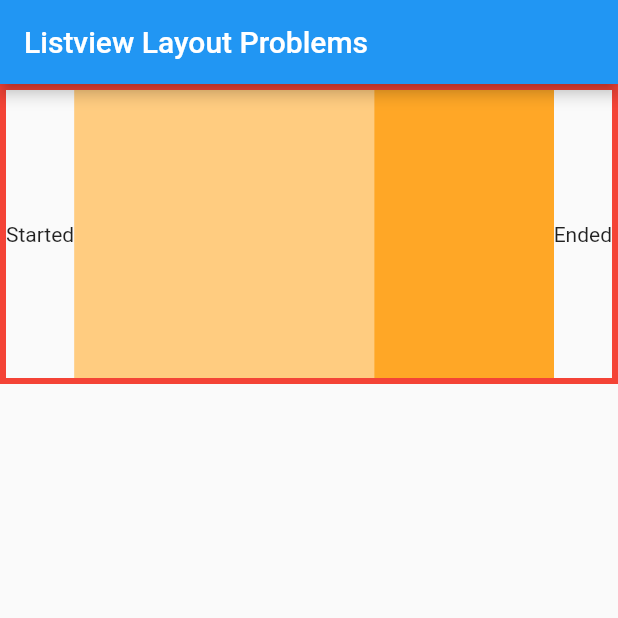
After one commit to KilicEness/Sifirdan-Flutter-ile-Android-Ios-Apps-Development, a Flutter app: the screen it shows after launch, on a phone screen of 412 x 824 dp, the top half of it. The commit adds this screen. Run offline on Flutter 3.47's test engine with Material 2 defaults, Android fonts, the phone set to English and light mode, and no system bars; our stand-ins replace flutter_easyloading.

Commit message:
list layout

```diff
--- /dev/null
+++ b/flutter_apps/flutter_scrools_up/lib/listview_layout_problems.dart
@@ -0,0 +1,72 @@
+import 'package:flutter/material.dart';
+
+class ListViewLayoutProblems extends StatelessWidget {
+  const ListViewLayoutProblems({super.key});
+
+  @override
+  Widget build(BuildContext context) {
+    return Scaffold(
+      appBar: AppBar(
+        title: Text('Listview Layout Problems'),
+      ),
+      body: Container(
+        height: 200,
+        child: Row(
+          children: [
+            Text('Started'),
+            Expanded(
+              child: ListView(
+                scrollDirection: Axis.horizontal,
+                children: [
+                  Container(
+                    width: 200,
+                    color: Colors.orange.shade200,
+                  ),
+                  Container(
+                    width: 200,
+                    color: Colors.orange.shade400,
+                  ),
+                  Container(
+                    width: 200,
+                    color: Colors.orange.shade200,
+                  ),
+                  Container(
+                    width: 200,
+                    color: Colors.orange.shade400,
+                  ),
+                ],
+              ),
+            ),
+            Text('Ended'),
+          ],
+        ),
+        decoration:
+            BoxDecoration(border: Border.all(width: 4, color: Colors.red)),
+      ),
+    );
+  }
+
+  Column listIntoColumn() {
+    return Column(
+      children: [
+        Text('Started'),
+        Expanded(
+          child: ListView(
+            shrinkWrap: true,
+            children: [
+              Container(
+                height: 200,
+                color: Colors.orange.shade200,
+              ),
+              Container(
+                height: 200,
+                color: Colors.orange.shade400,
+              ),
+            ],
+          ),
+        ),
+        Text('Ended'),
+      ],
+    );
+  }
+}
--- a/flutter_apps/flutter_scrools_up/lib/main.dart
+++ b/flutter_apps/flutter_scrools_up/lib/main.dart
@@ -1,6 +1,6 @@
 import 'package:flutter/material.dart';
 import 'package:flutter_easyloading/flutter_easyloading.dart';
-import 'package:flutter_scrools_up/listview_usage.dart';
+import 'package:flutter_scrools_up/listview_layout_problems.dart';
 
 void main() {
   runApp(const MyApp());
@@ -30,7 +30,7 @@
   Widget build(BuildContext context) {
     return MaterialApp(
       title: 'Material App',
-      home: ListViewUsage(),
+      home: ListViewLayoutProblems(),
       builder: EasyLoading.init(),
     );
   }
```
